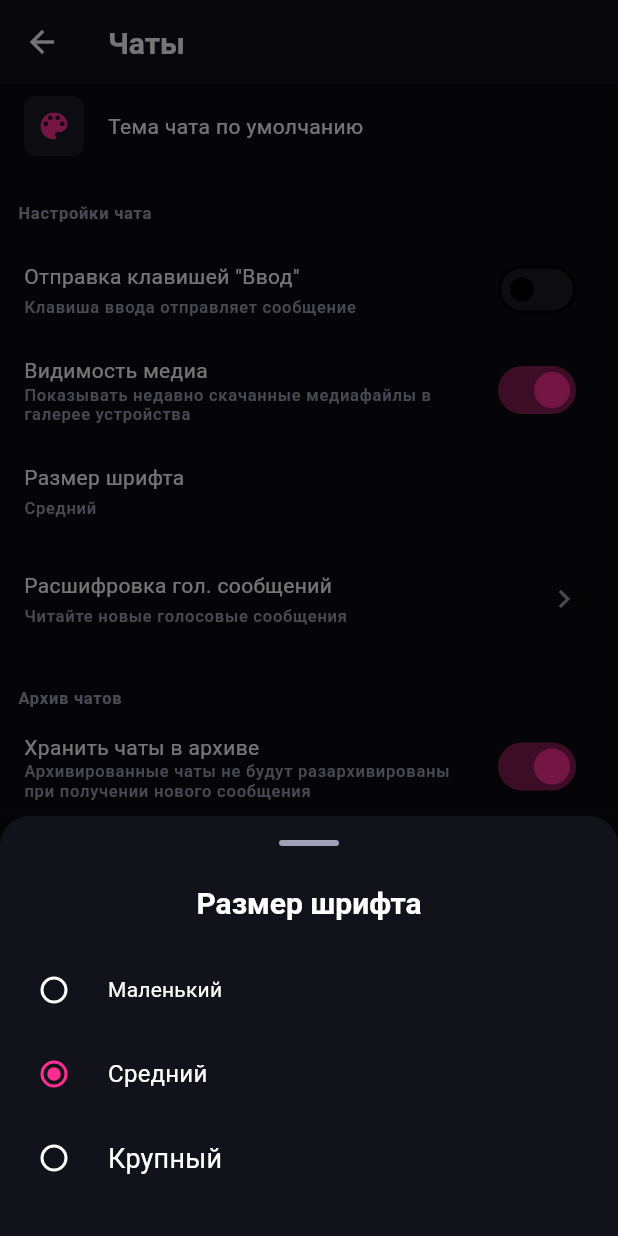
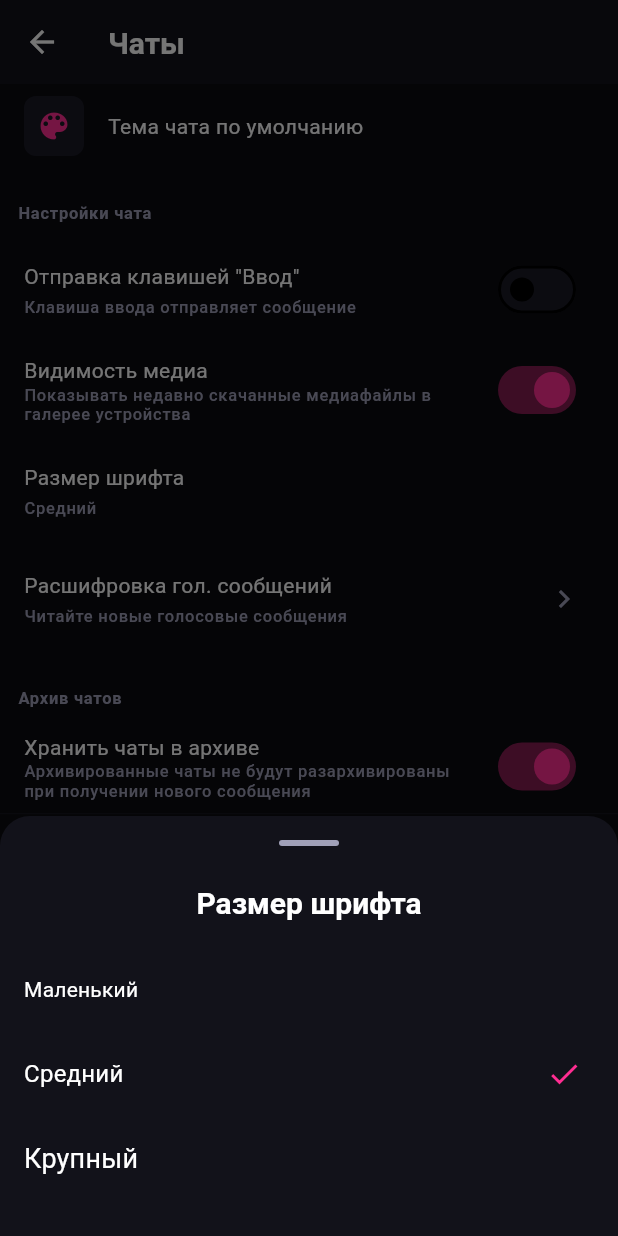
Before and after one commit to farruhsho/fury, a Flutter app: the ChatSettingsPage screen opened by its route, after a tap on "Размер шрифта", on a phone screen of 412 x 824 dp. Run offline on Flutter 3.47's test engine with Material 3 defaults, Android fonts, the phone set to English and light mode, and no system bars; our stand-ins replace cached_network_image, camera, cloud_firestore, connectivity_plus, dartz, dio and 29 more; missing offline and left inert: encrypt, flutter_webrtc, record; accounts and stored records are empty; network calls fail; Roboto replaces fonts that are missing (SF Pro Display).

Commit message:
Replace deprecated RadioListTile with ListTile in settings pages

```diff
--- a/lib/features/profile/presentation/pages/chat_settings_page.dart
+++ b/lib/features/profile/presentation/pages/chat_settings_page.dart
@@ -367,38 +367,38 @@ class _ChatSettingsPageState extends State<ChatSettingsPage> {
             style: AppTypography.h3.copyWith(color: AppColors.textPrimaryLight),
           ),
           const SizedBox(height: 16),
-          RadioListTile<String>(
+          ListTile(
             title: const Text('Маленький', style: TextStyle(color: AppColors.textPrimaryLight, fontSize: 14)),
-            value: 'small',
-            groupValue: _fontSize,
-            onChanged: (v) {
+            trailing: _fontSize == 'small'
+                ? const Icon(Icons.check, color: AppColors.primary)
+                : null,
+            onTap: () {
               Navigator.pop(ctx);
-              setState(() => _fontSize = v!);
-              _saveSetting('fontSize', v);
+              setState(() => _fontSize = 'small');
+              _saveSetting('fontSize', 'small');
             },
-            activeColor: AppColors.primary,
           ),
-          RadioListTile<String>(
+          ListTile(
             title: const Text('Средний', style: TextStyle(color: AppColors.textPrimaryLight, fontSize: 16)),
-            value: 'medium',
-            groupValue: _fontSize,
-            onChanged: (v) {
+            trailing: _fontSize == 'medium'
+                ? const Icon(Icons.check, color: AppColors.primary)
+                : null,
+            onTap: () {
               Navigator.pop(ctx);
-              setState(() => _fontSize = v!);
-              _saveSetting('fontSize', v);
+              setState(() => _fontSize = 'medium');
+              _saveSetting('fontSize', 'medium');
             },
-            activeColor: AppColors.primary,
           ),
-          RadioListTile<String>(
+          ListTile(
             title: const Text('Крупный', style: TextStyle(color: AppColors.textPrimaryLight, fontSize: 18)),
-            value: 'large',
-            groupValue: _fontSize,
-            onChanged: (v) {
+            trailing: _fontSize == 'large'
+                ? const Icon(Icons.check, color: AppColors.primary)
+                : null,
+            onTap: () {
               Navigator.pop(ctx);
-              setState(() => _fontSize = v!);
-              _saveSetting('fontSize', v);
+              setState(() => _fontSize = 'large');
+              _saveSetting('fontSize', 'large');
             },
-            activeColor: AppColors.primary,
           ),
           const SizedBox(height: 24),
         ],
```
Also changed, not shown: lib/features/profile/presentation/pages/full_settings_page.dart (+6 -6 lines).
